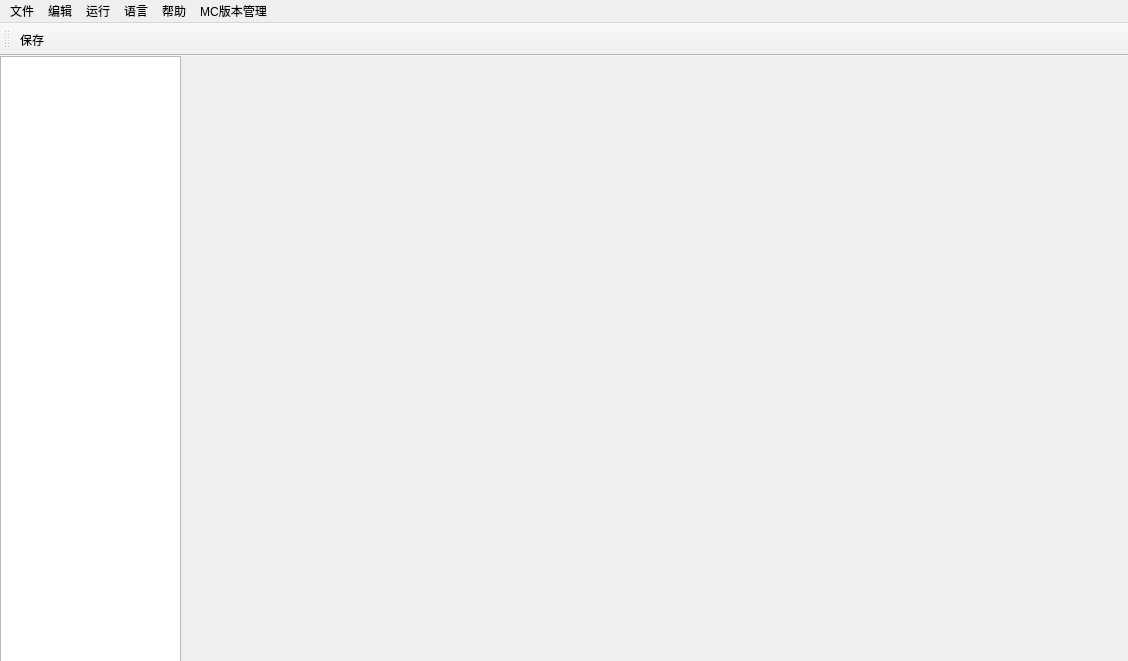
Wzp-2008/DatapacksEditors, file UI/DatapacksEditors.ui: the form before one commit.
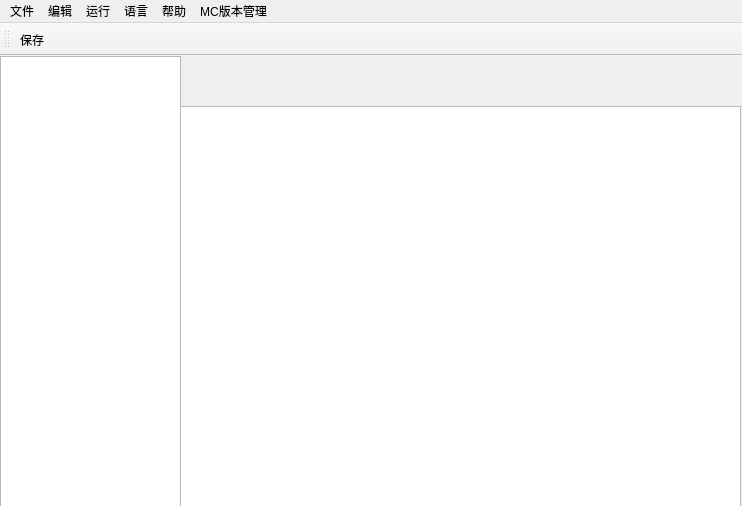
The form after the commit.

Commit message: feat:Add code window

The edit to the form file:
```diff
--- a/UI/DatapacksEditors.ui
+++ b/UI/DatapacksEditors.ui
@@ -6,8 +6,8 @@
    <rect>
     <x>0</x>
     <y>0</y>
-    <width>1128</width>
-    <height>661</height>
+    <width>742</width>
+    <height>506</height>
    </rect>
   </property>
   <property name="sizePolicy">
@@ -30,13 +30,23 @@
      </rect>
     </property>
    </widget>
+   <widget class="QTextEdit" name="textEdit">
+    <property name="geometry">
+     <rect>
+      <x>180</x>
+      <y>50</y>
+      <width>561</width>
+      <height>411</height>
+     </rect>
+    </property>
+   </widget>
   </widget>
   <widget class="QMenuBar" name="menubar">
    <property name="geometry">
     <rect>
      <x>0</x>
      <y>0</y>
-     <width>1128</width>
+     <width>742</width>
      <height>22</height>
     </rect>
    </property>
```
The commit also changes 1 other file.
